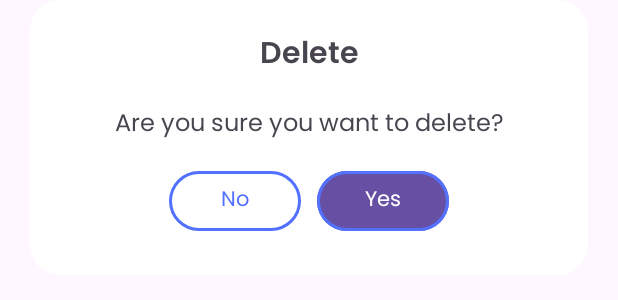
After one commit to daniharmade/DaisyApps, an Android app: the layout pop_up_delete_dialog.xml on its own in the app's theme, with its tools: preview values and no code run, on a phone screen of 412 x 824 dp. The commit adds this screen. Shown: the top 300 px of the screen. Run offline under Robolectric (Android 15) with nearby library versions, the phone set to English and light mode, and no system bars.

Commit message:
[ADD] Pup Up Delete & [Revisi] App Name

```diff
--- /dev/null
+++ b/app/src/main/res/layout/pop_up_delete_dialog.xml
@@ -0,0 +1,68 @@
+<?xml version="1.0" encoding="utf-8"?>
+<androidx.cardview.widget.CardView xmlns:android="http://schemas.android.com/apk/res/android"
+    xmlns:app="http://schemas.android.com/apk/res-auto"
+    android:layout_width="match_parent"
+    android:layout_height="wrap_content"
+    android:layout_marginHorizontal="20dp"
+    app:cardBackgroundColor="@color/white"
+    app:cardCornerRadius="20dp"
+    app:cardElevation="0dp">
+
+    <LinearLayout
+        android:layout_width="match_parent"
+        android:layout_height="wrap_content"
+        android:gravity="center"
+        android:orientation="vertical"
+        android:padding="20dp">
+
+        <TextView
+            android:layout_width="match_parent"
+            android:layout_height="wrap_content"
+            android:fontFamily="@font/poppins_semibold"
+            android:gravity="center"
+            android:text="@string/delete"
+            android:textSize="20sp" />
+
+        <TextView
+            android:layout_width="match_parent"
+            android:layout_height="wrap_content"
+            android:layout_marginTop="16dp"
+            android:fontFamily="@font/poppins"
+            android:gravity="center"
+            android:text="@string/delete_confirm"
+            android:textSize="16sp" />
+
+        <LinearLayout
+            android:layout_width="match_parent"
+            android:layout_height="wrap_content"
+            android:layout_marginTop="8dp"
+            android:gravity="center"
+            android:orientation="horizontal">
+
+            <com.google.android.material.button.MaterialButton
+                android:id="@+id/btn_cancel"
+                android:layout_width="wrap_content"
+                android:layout_height="wrap_content"
+                android:layout_margin="5dp"
+                android:backgroundTint="@color/white"
+                android:fontFamily="@font/poppins"
+                android:text="@string/cancel"
+                android:textColor="@color/primaryColor"
+                android:textSize="14sp"
+                app:strokeColor="@color/primaryColor"
+                app:strokeWidth="2dp" />
+
+            <com.google.android.material.button.MaterialButton
+                android:id="@+id/btn_delete"
+                android:layout_width="wrap_content"
+                android:layout_height="wrap_content"
+                android:layout_margin="5dp"
+                android:fontFamily="@font/poppins"
+                android:text="@string/ya"
+                android:textSize="14sp"
+                app:strokeColor="@color/primaryColor"
+                app:strokeWidth="2dp" />
+
+        </LinearLayout>
+    </LinearLayout>
+</androidx.cardview.widget.CardView>
--- a/app/src/main/res/values/strings.xml
+++ b/app/src/main/res/values/strings.xml
@@ -1,5 +1,5 @@
 <resources>
-    <string name="app_name">DaisyApp</string>
+    <string name="app_name">Daisy</string>
     <string name="daisy_app_logo">Daisy App Logo</string>
     <string name="welcome_msg">Welcome to DAISY!</string>
     <string name="motto"><![CDATA[Quickly Diagnose, \nConfidently Care.]]></string>
@@ -87,9 +87,9 @@
     <string name="lets_started_message">Let\'s Get Started</string>
     <string name="username_not_found">Username Not Found</string>
     <string name="email_not_found">Email Not Found</string>
-    <!-- TODO: Remove or change this placeholder text -->
-    <string name="hello_blank_fragment">Hello blank fragment</string>
+    <string name="delete_confirm">Are you sure you want to delete?</string>
     <string name="title_history">Diagnosis History</string>
     <string name="description_history">\"DAISY keeps a record of your diagnosis history, helping you track your skin’s condition. While it offers quick assessments, we recommend seeing a dermatologist for a more accurate diagnosis and proper treatment, especially for persistent or severe issues."</string>
     <string name="title_result">Result</string>
+    <string name="delete">Delete</string>
 </resources>
```
Also changed, not shown: app/src/main/java/com/example/daisyapp/view/ui/history/HistoryFragment.kt (+46 -5 lines), app/src/main/res/layout/activity_reset_password.xml (+4 -5 lines).
